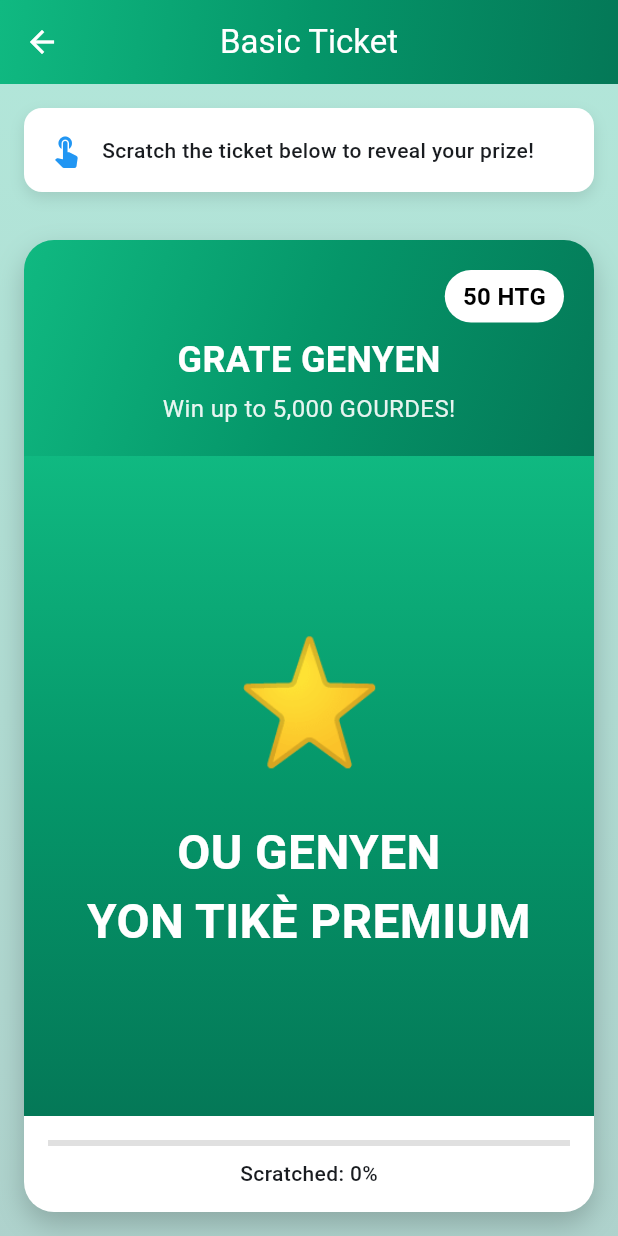
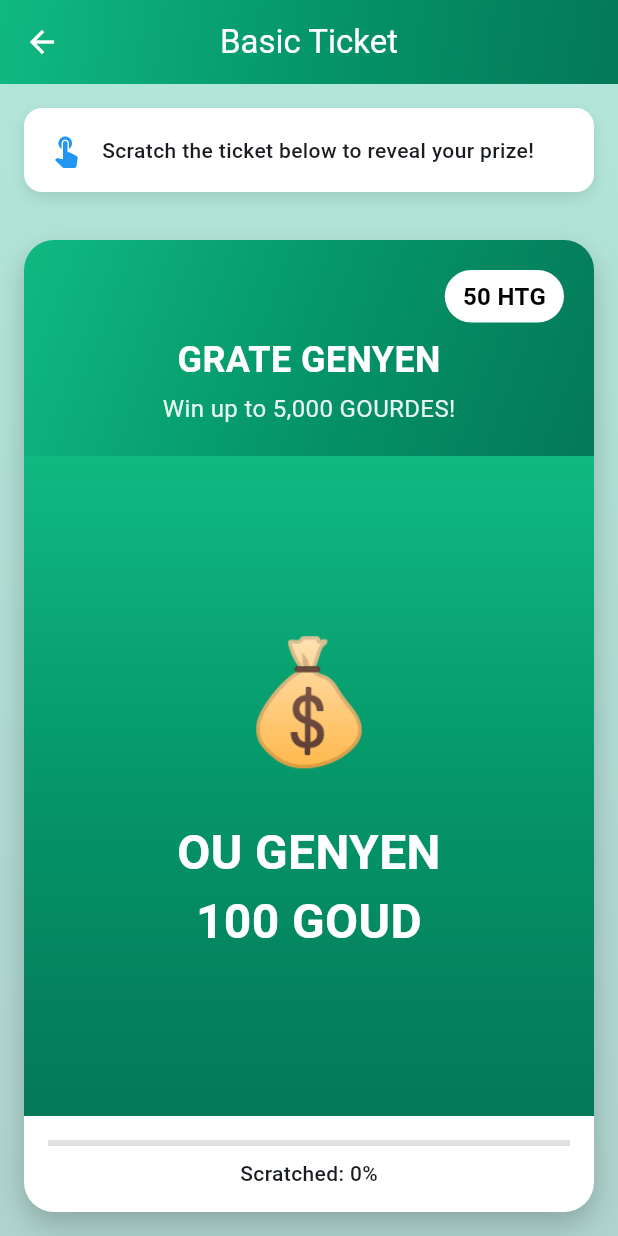
Before and after one commit to dukens11-create/raffleapp, a Flutter app: the TicketGalleryScreen screen opened by its route, after a tap on "Basic", on a phone screen of 412 x 824 dp. Run offline on Flutter 3.47's test engine with Material 3 defaults, Android fonts, the phone set to English and light mode, and no system bars; our stand-ins replace dio, flutter_secure_storage, js, shared_preferences; missing offline and left inert: dart:html, dart:js_util, mobile_scanner, scratcher; accounts and stored records are empty; statements that could not run were skipped.

Commit message:
Update all 6 ticket prize weights and free ticket handling
Co-authored-by: dukens11-create <249652828+dukens11-create@users.noreply.github.com>

```diff
--- a/flutter_app/lib/screens/scratch/scratch_screen.dart
+++ b/flutter_app/lib/screens/scratch/scratch_screen.dart
@@ -43,6 +43,8 @@ class _ScratchScreenState extends State<ScratchScreen> {
       barrierDismissible: false,
       builder: (BuildContext context) {
         final isWinner = selectedPrize.value > 0;
+        final isFreeTicket = selectedPrize.emoji == '🎟️';
+
         return AlertDialog(
           shape: RoundedRectangleBorder(
             borderRadius: BorderRadius.circular(20),
@@ -57,7 +59,7 @@ class _ScratchScreenState extends State<ScratchScreen> {
               ),
               const SizedBox(height: 16),
               Text(
-                isWinner ? 'Félicitasyon!' : 'Eseye Ankò!',
+                isFreeTicket ? 'Félicitasyon!' : isWinner ? 'Félicitasyon!' : 'Eseye Ankò!',
                 style: const TextStyle(
                   fontSize: 28,
                   fontWeight: FontWeight.bold,
@@ -92,6 +94,26 @@ class _ScratchScreenState extends State<ScratchScreen> {
                   ),
                 ),
               ],
+              if (isFreeTicket) ...[
+                const SizedBox(height: 16),
+                Container(
+                  padding: const EdgeInsets.symmetric(horizontal: 20, vertical: 10),
+                  decoration: BoxDecoration(
+                    gradient: LinearGradient(
+                      colors: widget.ticket.theme.gradientColors,
+                    ),
+                    borderRadius: BorderRadius.circular(20),
+                  ),
+                  child: const Text(
+                    'Ou genyen yon lòt tikè!',
+                    style: TextStyle(
+                      fontSize: 18,
+                      fontWeight: FontWeight.bold,
+                      color: Colors.white,
+                    ),
+                  ),
+                ),
+              ],
               const SizedBox(height: 24),
               Row(
                 mainAxisAlignment: MainAxisAlignment.spaceEvenly,
@@ -113,7 +135,6 @@ class _ScratchScreenState extends State<ScratchScreen> {
                   ElevatedButton.icon(
                     onPressed: () {
                       Navigator.of(context).pop();
-                      // Reload the screen with a new ticket
                       Navigator.of(context).pushReplacement(
                         MaterialPageRoute(
                           builder: (context) => ScratchScreen(ticket: widget.ticket),
@@ -121,7 +142,7 @@ class _ScratchScreenState extends State<ScratchScreen> {
                       );
                     },
                     icon: const Icon(Icons.refresh),
-                    label: const Text('Play Again'),
+                    label: Text(isFreeTicket ? 'Use Free Ticket' : 'Play Again'),
                     style: ElevatedButton.styleFrom(
                       backgroundColor: widget.ticket.theme.gradientColors.first,
                       padding: const EdgeInsets.symmetric(
--- a/flutter_app/lib/utils/ticket_constants.dart
+++ b/flutter_app/lib/utils/ticket_constants.dart
@@ -14,32 +14,16 @@ class TicketConstants {
       price: 50,
       prizeRange: '5,000 GOURDES!',
       coverText: 'GRATE TOUTE',
-      category: 'BAS',
+      category: 'BSC',
       prizes: [
-        Prize(emoji: '🎉', text: 'OU GENYEN\n5,000 GOUD', value: 5000, weight: 39),
-        Prize(emoji: '💎', text: 'OU GENYEN\n2,500 GOUD', value: 2500, weight: 117),
-        Prize(emoji: '🔥', text: 'OU GENYEN\n1,000 GOUD', value: 1000, weight: 391),
-        Prize(emoji: '💰', text: 'OU GENYEN\n500 GOUD', value: 500, weight: 978),
-        Prize(emoji: '🎁', text: 'OU GENYEN\n100 GOUD', value: 100, weight: 2348),
-        Prize(emoji: '✨', text: 'OU GENYEN\n5 GOUD', value: 5, weight: 3914),
-        Prize(emoji: '🏆', text: 'OU GENYEN\n500 HTG', value: 500, weight: 39),
-        // New HTG cash prizes (0.5% each)
-        Prize(emoji: '💵', text: 'OU GENYEN\n450 HTG', value: 450, weight: 100),
-        Prize(emoji: '💵', text: 'OU GENYEN\n400 HTG', value: 400, weight: 100),
-        Prize(emoji: '💵', text: 'OU GENYEN\n350 HTG', value: 350, weight: 100),
-        Prize(emoji: '💵', text: 'OU GENYEN\n300 HTG', value: 300, weight: 100),
-        Prize(emoji: '💵', text: 'OU GENYEN\n250 HTG', value: 250, weight: 100),
-        Prize(emoji: '💵', text: 'OU GENYEN\n200 HTG', value: 200, weight: 100),
-        Prize(emoji: '💵', text: 'OU GENYEN\n150 HTG', value: 150, weight: 100),
-        Prize(emoji: '💵', text: 'OU GENYEN\n100 HTG', value: 100, weight: 100),
-        Prize(emoji: '💸', text: 'OU GENYEN\n1,000 HTG', value: 1000, weight: 1),
-        // Ticket prizes
-        Prize(emoji: '🥉', text: 'OU GENYEN\nYON TIKÈ BRONZE', value: 250, weight: 1600),
-        Prize(emoji: '⭐', text: 'OU GENYEN\nYON TIKÈ PREMIUM', value: 100, weight: 1600),
-        Prize(emoji: '🥈', text: 'OU GENYEN\nYON TIKÈ SILVER', value: 500, weight: 200),
-        Prize(emoji: '🥇', text: 'OU GENYEN\nYON TIKÈ GOLD', value: 1000, weight: 100),
-        Prize(emoji: '💎', text: 'OU GENYEN\nYON TIKÈ DIAMOND', value: 5000, weight: 1),
-        Prize(emoji: '😅', text: 'ESEYE ANKÒ', value: 0, weight: 7868),
+        Prize(emoji: '🏆', text: 'GRATE SEZON!\n5,000 GOUD', value: 5000, weight: 5),
+        Prize(emoji: '💎', text: 'OU GENYEN\n2,000 GOUD', value: 2000, weight: 50),
+        Prize(emoji: '✨', text: 'OU GENYEN\n1,000 GOUD', value: 1000, weight: 200),
+        Prize(emoji: '🌟', text: 'OU GENYEN\n500 GOUD', value: 500, weight: 200),
+        Prize(emoji: '🎲', text: 'OU GENYEN\n250 GOUD', value: 250, weight: 300),
+        Prize(emoji: '💰', text: 'OU GENYEN\n100 GOUD', value: 100, weight: 500),
+        Prize(emoji: '🎟️', text: 'TIKÈ GRATIS!\nJWE ANKÒ', value: 0, weight: 800),
+        Prize(emoji: '😅', text: 'ESEYE ANKÒ', value: 0, weight: 8000),
       ],
       theme: TicketTheme(
         gradientColors: [
@@ -60,22 +44,24 @@ class TicketConstants {
       className: 'ticket-premium',
       price: 100,
       prizeRange: '15,000 GOURDES!',
+      subText: '⭐ COSMIC EDITION',
       coverText: 'GRATE TOUTE',
       category: 'PRM',
       prizes: [
-        Prize(emoji: '🎰', text: 'MEGA PRIZE!\n15,000 GOUD', value: 15000, weight: 2),
-        Prize(emoji: '💎', text: 'OU GENYEN\n7,500 GOUD', value: 7500, weight: 5),
-        Prize(emoji: '🔥', text: 'OU GENYEN\n3,000 GOUD', value: 3000, weight: 15),
-        Prize(emoji: '💰', text: 'OU GENYEN\n1,000 GOUD', value: 1000, weight: 35),
-        Prize(emoji: '🎁', text: 'OU GENYEN\n500 GOUD', value: 500, weight: 70),
-        Prize(emoji: '✨', text: 'OU GENYEN\n50 GOUD', value: 50, weight: 120),
-        Prize(emoji: '😅', text: 'ESEYE ANKÒ', value: 0, weight: 153),
+        Prize(emoji: '🏆', text: 'MEGA CHANS!\n15,000 GOUD', value: 15000, weight: 5),
+        Prize(emoji: '💎', text: 'OU GENYEN\n4,000 GOUD', value: 4000, weight: 50),
+        Prize(emoji: '✨', text: 'OU GENYEN\n2,000 GOUD', value: 2000, weight: 200),
+        Prize(emoji: '🌟', text: 'OU GENYEN\n1,000 GOUD', value: 1000, weight: 200),
+        Prize(emoji: '🎲', text: 'OU GENYEN\n500 GOUD', value: 500, weight: 300),
+        Prize(emoji: '💰', text: 'OU GENYEN\n200 GOUD', value: 200, weight: 500),
+        Prize(emoji: '🎟️', text: 'TIKÈ GRATIS!\nJWE ANKÒ', value: 0, weight: 800),
+        Prize(emoji: '😅', text: 'ESEYE ANKÒ', value: 0, weight: 8000),
       ],
       theme: TicketTheme(
         gradientColors: [
           Color(0xFF7c3aed),
           Color(0xFF6366f1),
-          Color(0xFF8b5cf6),
+          Color(0xFF4f46e5),
         ],
         textColor: Colors.white,
         animation: 'cosmic',
@@ -93,13 +79,14 @@ class TicketConstants {
       coverText: 'GRATE TOUTE',
       category: 'BRZ',
       prizes: [
-        Prize(emoji: '🎉', text: 'OU GENYEN\n50,000 GOUD', value: 50000, weight: 1),
-        Prize(emoji: '💎', text: 'OU GENYEN\n25,000 GOUD', value: 25000, weight: 3),
-        Prize(emoji: '🔥', text: 'OU GENYEN\n10,000 GOUD', value: 10000, weight: 10),
-        Prize(emoji: '💰', text: 'OU GENYEN\n5,000 GOUD', value: 5000, weight: 25),
-        Prize(emoji: '🎁', text: 'OU GENYEN\n1,000 GOUD', value: 1000, weight: 60),
-        Prize(emoji: '✨', text: 'OU GENYEN\n250 GOUD', value: 250, weight: 100),
-        Prize(emoji: '😅', text: 'ESEYE ANKÒ', value: 0, weight: 201),
+        Prize(emoji: '🏆', text: 'GRATE SEZON!\n50,000 GOUD', value: 50000, weight: 5),
+        Prize(emoji: '💎', text: 'OU GENYEN\n6,000 GOUD', value: 6000, weight: 50),
+        Prize(emoji: '✨', text: 'OU GENYEN\n3,000 GOUD', value: 3000, weight: 200),
+        Prize(emoji: '🌟', text: 'OU GENYEN\n1,500 GOUD', value: 1500, weight: 200),
+        Prize(emoji: '🎲', text: 'OU GENYEN\n750 GOUD', value: 750, weight: 300),
+        Prize(emoji: '💰', text: 'OU GENYEN\n300 GOUD', value: 300, weight: 500),
+        Prize(emoji: '🎟️', text: 'TIKÈ GRATIS!\nJWE ANKÒ', value: 0, weight: 800),
+        Prize(emoji: '😅', text: 'ESEYE ANKÒ', value: 0, weight: 8000),
       ],
       theme: TicketTheme(
         gradientColors: [
@@ -123,13 +110,14 @@ class TicketConstants {
       coverText: 'GRATE TOUTE',
       category: 'SLV',
       prizes: [
-        Prize(emoji: '🏆', text: 'MEGA AJAN!\n150,000 GOUD', value: 150000, weight: 1),
-        Prize(emoji: '💎', text: 'OU GENYEN\n75,000 GOUD', value: 75000, weight: 3),
-        Prize(emoji: '🔥', text: 'OU GENYEN\n25,000 GOUD', value: 25000, weight: 10),
-        Prize(emoji: '⭐', text: 'OU GENYEN\n10,000 GOUD', value: 10000, weight: 25),
-        Prize(emoji: '💰', text: 'OU GENYEN\n5,000 GOUD', value: 5000, weight: 60),
-        Prize(emoji: '✨', text: 'OU GENYEN\n500 GOUD', value: 500, weight: 100),
-        Prize(emoji: '😅', text: 'ESEYE ANKÒ', value: 0, weight: 201),
+        Prize(emoji: '🏆', text: 'MEGA AJAN!\n150,000 GOUD', value: 150000, weight: 5),
+        Prize(emoji: '💎', text: 'OU GENYEN\n8,000 GOUD', value: 8000, weight: 50),
+        Prize(emoji: '✨', text: 'OU GENYEN\n4,000 GOUD', value: 4000, weight: 200),
+        Prize(emoji: '🌟', text: 'OU GENYEN\n2,000 GOUD', value: 2000, weight: 200),
+        Prize(emoji: '🎲', text: 'OU GENYEN\n1,000 GOUD', value: 1000, weight: 300),
+        Prize(emoji: '💰', text: 'OU GENYEN\n600 GOUD', value: 600, weight: 500),
+        Prize(emoji: '🎟️', text: 'TIKÈ GRATIS!\nJWE ANKÒ', value: 0, weight: 800),
+        Prize(emoji: '😅', text: 'ESEYE ANKÒ', value: 0, weight: 8000),
       ],
       theme: TicketTheme(
         gradientColors: [
@@ -137,7 +125,7 @@ class TicketConstants {
           Color(0xFF94a3b8),
           Color(0xFF64748b),
         ],
-        textColor: Colors.white,
+        textColor: Color(0xFF1e293b),
         animation: 'holographic',
       ),
     ),
@@ -150,16 +138,18 @@ class TicketConstants {
       className: 'ticket-gold',
       price: 1000,
       prizeRange: '250,000 GOURDES!',
+      subText: '💰 GOLDEN EDITION',
       coverText: 'GRATE TOUTE',
       category: 'GLD',
       prizes: [
-        Prize(emoji: '🎉', text: 'OU GENYEN\n250,000 GOUD', value: 250000, weight: 1),
-        Prize(emoji: '💎', text: 'OU GENYEN\n100,000 GOUD', value: 100000, weight: 3),
-        Prize(emoji: '🔥', text: 'OU GENYEN\n50,000 GOUD', value: 50000, weight: 8),
-        Prize(emoji: '💰', text: 'OU GENYEN\n10,000 GOUD', value: 10000, weight: 20),
-        Prize(emoji: '🎁', text: 'OU GENYEN\n5,000 GOUD', value: 5000, weight: 40),
-        Prize(emoji: '✨', text: 'OU GENYEN\n1,000 GOUD', value: 1000, weight: 80),
-        Prize(emoji: '😅', text: 'ESEYE ANKÒ', value: 0, weight: 148),
+        Prize(emoji: '🏆', text: 'MEGA AJAN!\n250,000 GOUD', value: 250000, weight: 5),
+        Prize(emoji: '💎', text: 'OU GENYEN\n10,000 GOUD', value: 10000, weight: 50),
+        Prize(emoji: '✨', text: 'OU GENYEN\n5,000 GOUD', value: 5000, weight: 200),
+        Prize(emoji: '🌟', text: 'OU GENYEN\n2,500 GOUD', value: 2500, weight: 200),
+        Prize(emoji: '🎲', text: 'OU GENYEN\n1,500 GOUD', value: 1500, weight: 300),
+        Prize(emoji: '💰', text: 'OU GENYEN\n800 GOUD', value: 800, weight: 500),
+        Prize(emoji: '🎟️', text: 'TIKÈ GRATIS!\nJWE ANKÒ', value: 0, weight: 800),
+        Prize(emoji: '😅', text: 'ESEYE ANKÒ', value: 0, weight: 8000),
       ],
       theme: TicketTheme(
         gradientColors: [
@@ -167,7 +157,7 @@ class TicketConstants {
           Color(0xFFf59e0b),
           Color(0xFFd97706),
         ],
-        textColor: Colors.white,
+        textColor: Color(0xFF78350f),
         animation: 'sunburst',
       ),
     ),
@@ -180,16 +170,18 @@ class TicketConstants {
       className: 'ticket-diamond',
       price: 5000,
       prizeRange: '1,000,000 GOURDES!',
+      subText: '💎 ULTIMATE EDITION',
       coverText: 'GRATE TOUTE',
-      category: 'DIA',
+      category: 'DMD',
       prizes: [
-        Prize(emoji: '💎', text: 'MEGA DYAMAN!\n1,000,000 GOUD', value: 1000000, weight: 1),
-        Prize(emoji: '🎰', text: 'SUPER PRIZE!\n500,000 GOUD', value: 500000, weight: 2),
-        Prize(emoji: '🔥', text: 'OU GENYEN\n250,000 GOUD', value: 250000, weight: 3),
-        Prize(emoji: '⭐', text: 'OU GENYEN\n100,000 GOUD', value: 100000, weight: 8),
-        Prize(emoji: '💰', text: 'OU GENYEN\n50,000 GOUD', value: 50000, weight: 20),
-        Prize(emoji: '🎁', text: 'OU GENYEN\n10,000 GOUD', value: 10000, weight: 60),
-        Prize(emoji: '😅', text: 'ESEYE ANKÒ', value: 0, weight: 206),
+        Prize(emoji: '🏆', text: 'MEGA AJAN!\n1,000,000 GOUD', value: 1000000, weight: 5),
+        Prize(emoji: '💎', text: 'OU GENYEN\n25,000 GOUD', value: 25000, weight: 50),
+        Prize(emoji: '✨', text: 'OU GENYEN\n12,500 GOUD', value: 12500, weight: 200),
+        Prize(emoji: '🌟', text: 'OU GENYEN\n6,000 GOUD', value: 6000, weight: 200),
+        Prize(emoji: '🎲', text: 'OU GENYEN\n3,000 GOUD', value: 3000, weight: 300),
+        Prize(emoji: '💰', text: 'OU GENYEN\n1,500 GOUD', value: 1500, weight: 500),
+        Prize(emoji: '🎟️', text: 'TIKÈ GRATIS!\nJWE ANKÒ', value: 0, weight: 800),
+        Prize(emoji: '😅', text: 'ESEYE ANKÒ', value: 0, weight: 8000),
       ],
       theme: TicketTheme(
         gradientColors: [
```
